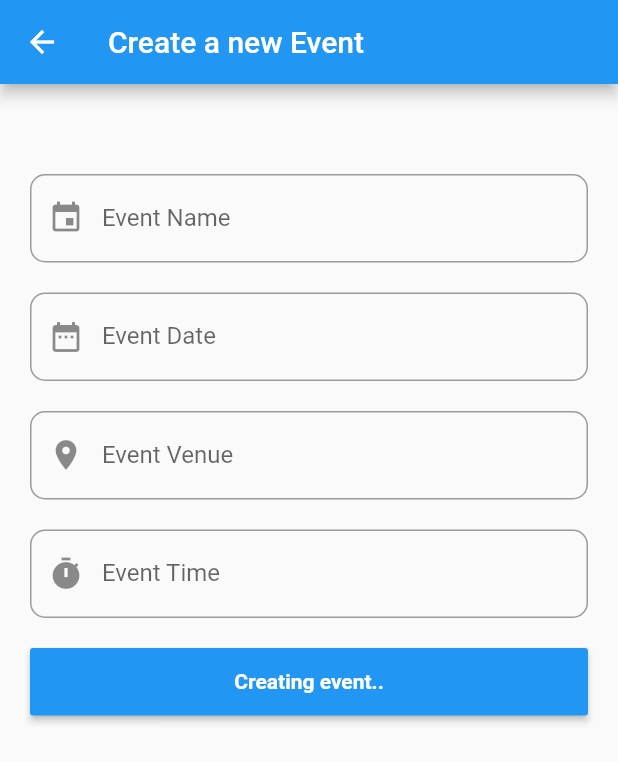
After one commit to xaugat/fyp_flutter, a Flutter app: the EventCreates screen opened directly, after a tap on "Create", on a phone screen of 412 x 824 dp. The commit adds this screen. Shown: the top 762 px of the screen. Run offline on Flutter 3.47's test engine with Material 2 defaults, Android fonts, the light colour scheme and no system bars; our stand-ins replace shared_preferences; accounts and stored records are empty; network calls fail.

Commit message:
commited after event create page added

```diff
--- a/lib/alumnilist.dart
+++ b/lib/alumnilist.dart
@@ -16,7 +16,7 @@ class _AlumniListState extends State<AlumniList> {
   String accessToken;
   _AlumniListState(this.accessToken);
 
-   final String url = 'http://192.168.0.107:8000/api/auth/users';
+   final String url = 'http://192.168.0.108:8000/api/auth/users';
 
   List userData;
   List unfilterData;
--- a/lib/api.dart
+++ b/lib/api.dart
@@ -4,10 +4,21 @@ import 'package:http/http.dart'as http;
 
 class CallApi{
 
-  final String _url = 'http://192.168.0.107:8000/api/auth/';
+  final String _url = 'http://192.168.0.108:8000/api/auth/';
+  final String _uri = 'http://192.168.0.108:8000/api/';
 
   postData(data, apiUrl) async{
     var fullUrl = _url + apiUrl;
+    return http.post(
+      fullUrl,
+      body: jsonEncode(data),
+      headers: _setHeaders()
+
+    );
+  }
+
+    post(data, apiUrl) async{
+    var fullUrl = _uri + apiUrl;
     return http.post(
       fullUrl,
       body: jsonEncode(data),
--- /dev/null
+++ b/lib/createEvent.dart
@@ -0,0 +1,151 @@
+import 'dart:convert';
+import 'dart:io';
+import 'package:http/http.dart';
+import 'package:flutter/material.dart';
+
+import 'api.dart';
+
+class EventCreate extends StatelessWidget {
+  @override
+  Widget build(BuildContext context) {
+    return EventCreates();
+  }
+}
+
+class EventCreates extends StatefulWidget {
+  @override
+  _EventCreatesState createState() => _EventCreatesState();
+}
+
+class _EventCreatesState extends State<EventCreates> {
+  bool _isLoading = false;
+
+  TextEditingController eventNameController = TextEditingController();
+  TextEditingController eventDateController = TextEditingController();
+  TextEditingController eventVenueController = TextEditingController();
+  TextEditingController eventTimeController = TextEditingController();
+
+  final form_key = GlobalKey<FormState>();
+
+  @override
+  Widget build(BuildContext context) {
+    return Scaffold(
+      resizeToAvoidBottomPadding: false,
+      appBar: AppBar(
+        title: Text('Create a new Event'),
+      ),
+      body: Container(
+          child: Column(children: <Widget>[
+        Container(
+            child: Form(
+          key: form_key,
+          autovalidate: true,
+          child: Padding(
+            padding: const EdgeInsets.all(20.0),
+            child: Column(
+              children: <Widget>[
+                SizedBox(
+                  height: 40,
+                ),
+                TextFormField(
+                  controller: eventNameController,
+                  keyboardType: TextInputType.text,
+                  decoration: InputDecoration(
+                      prefixIcon: Icon(Icons.event),
+                      labelText: "Event Name",
+                      border: OutlineInputBorder(
+                          borderRadius: BorderRadius.circular(10.0))),
+                ),
+                SizedBox(
+                  height: 20,
+                ),
+                TextFormField(
+                  controller: eventDateController,
+                  keyboardType: TextInputType.text,
+                  decoration: InputDecoration(
+                      prefixIcon: Icon(Icons.date_range),
+                      labelText: "Event Date",
+                      border: OutlineInputBorder(
+                          borderRadius: BorderRadius.circular(10.0))),
+                ),
+                SizedBox(
+                  height: 20,
+                ),
+                TextFormField(
+                  controller: eventVenueController,
+                  keyboardType: TextInputType.text,
+                  decoration: InputDecoration(
+                      prefixIcon: Icon(Icons.location_on),
+                      labelText: "Event Venue",
+                      border: OutlineInputBorder(
+                          borderRadius: BorderRadius.circular(10.0))),
+                ),
+                SizedBox(
+                  height: 20,
+                ),
+                 TextFormField(
+                  controller: eventTimeController,
+                  keyboardType: TextInputType.text,
+                  decoration: InputDecoration(
+                      prefixIcon: Icon(Icons.timer),
+                      labelText: "Event Time",
+                      border: OutlineInputBorder(
+                          borderRadius: BorderRadius.circular(10.0))),
+                ),
+                SizedBox(
+                  height: 20,
+                ),
+                Container(
+                  height: 45,
+                  width: 400,
+                  decoration:
+                      BoxDecoration(borderRadius: BorderRadius.circular(30.0)),
+                  child: RaisedButton(
+                    color: Colors.blue,
+                    onPressed: () {
+                      createEvnt();
+                    },
+                    textColor: Colors.white,
+                    child: Text(_isLoading ? 'Creating event..' : "Create",
+                                style: TextStyle(
+                                  fontWeight: FontWeight.bold,
+                                  color: Colors.white,),
+                    ),
+                  ),
+                )
+              ],
+            ),
+          ),
+        ))
+      ])),
+    );
+  }
+
+  void createEvnt() async{
+    setState(() {
+      _isLoading = true;
+    });
+
+    var data = {
+      'event_name': eventNameController.text,
+      'event_date': eventDateController.text,
+      'event_venue': eventVenueController.text,
+      'event_time' : eventTimeController.text,
+
+    };
+
+    print(data);
+
+    var res = await CallApi().post(data, 'event');
+
+    var body = jsonDecode(res.body);
+    print(body);
+      setState(() {
+      _isLoading = false;
+    });
+
+
+
+
+  }
+}
--- a/lib/homepage.dart
+++ b/lib/homepage.dart
@@ -1,5 +1,6 @@
 import 'dart:async';
 import 'package:alumniapp/alumnilist.dart';
+import 'package:alumniapp/createEvent.dart';
 import 'package:alumniapp/profile.dart';
 import 'package:flutter/foundation.dart';
 import 'package:flutter/material.dart';
@@ -27,7 +28,7 @@ class HomePage extends StatefulWidget {
 }
 
 class _HomePageState extends State<HomePage> {
-  final String url = 'http://192.168.0.107:8000/api/events';
+  final String url = 'http://192.168.0.108:8000/api/events';
   List data;
   String accessToken;
   _HomePageState(this.accessToken);
@@ -63,8 +64,31 @@ class _HomePageState extends State<HomePage> {
                 icon: Icon(Icons.add),
                 iconSize: 25,
                 onPressed: (){
+                  Navigator.push(
+                      context,
+                      MaterialPageRoute(
+                          builder: (context) => EventCreate(),
+                    )
+                   );
+
 
                 },),
+            ),
+            Padding(
+              padding: const EdgeInsets.all(8.0),
+              child: IconButton(
+                  icon: Icon(Icons.refresh),
+                  iconSize: 25,
+                  onPressed: (){
+                    Navigator.push(
+                        context,
+                        MaterialPageRoute(
+                            builder: (context) => HomePage(accessToken),
+                      )
+                     );
+
+
+                  },),
             ),
 
            Icon(Icons.notifications_active),
@@ -155,7 +179,15 @@ class _HomePageState extends State<HomePage> {
                         child: ListTile(
                           leading: Icon(Icons.event_available,size: 50,color: Colors.blue[900],),
                           title: Text(data[index]['event_name'],style: TextStyle(fontWeight: FontWeight.bold),),
-                          subtitle: Text(data[index]['event_date']),
+                          subtitle: Row(
+                            children: <Widget>[
+
+
+                              Text(data[index]['event_date']),
+                              SizedBox(width: 10,),
+                              Text(data[index]['event_time']),
+                            ],
+                          ),
                           trailing: Column(
                             children: <Widget>[
 
--- a/lib/profile.dart
+++ b/lib/profile.dart
@@ -58,7 +58,7 @@ class MyProfileState extends State<MyProfile> {
       print("header is $headers");
 
       http.Response response = await http.get(
-        "http://192.168.0.107:8000/api/auth/user",
+        "http://192.168.0.108:8000/api/auth/user",
         headers: headers,
       );
       data = json.decode(response.body);
```
